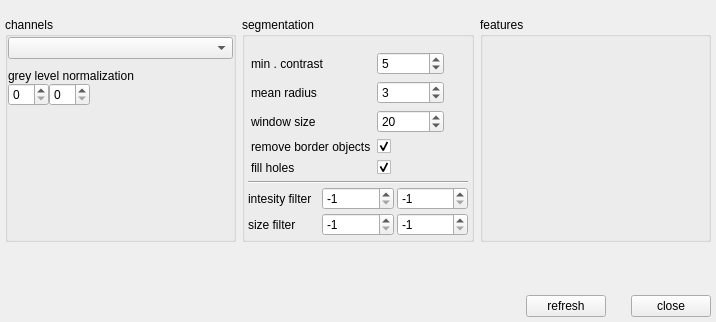
manerotoni/afw, file af/gui/segmentationdlg.ui: the form before one commit.
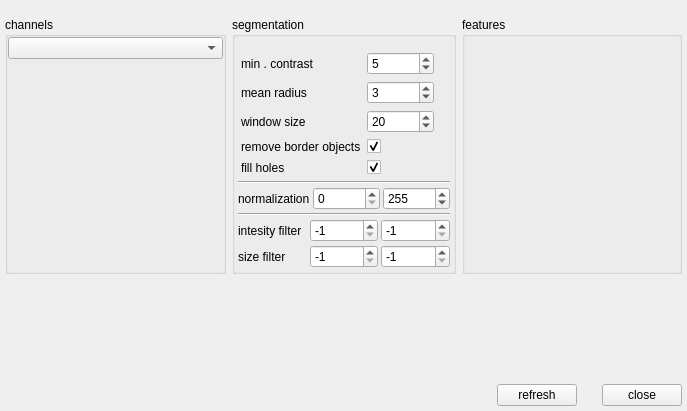
The form after the commit. Custom widgets are drawn as their Qt base class.

Commit message: image normalization added

```diff
--- a/af/gui/segmentationdlg.ui
+++ b/af/gui/segmentationdlg.ui
@@ -6,8 +6,8 @@
    <rect>
     <x>0</x>
     <y>0</y>
-    <width>716</width>
-    <height>322</height>
+    <width>687</width>
+    <height>411</height>
    </rect>
   </property>
   <property name="windowTitle">
@@ -36,7 +36,7 @@
        <property name="checkable">
         <bool>false</bool>
        </property>
-       <layout class="QVBoxLayout" name="verticalLayout_3" stretch="0,0,0">
+       <layout class="QVBoxLayout" name="verticalLayout_3" stretch="0,0,0,0,0">
         <property name="spacing">
          <number>3</number>
         </property>
@@ -66,14 +66,14 @@
           <property name="margin">
            <number>3</number>
           </property>
-          <item row="0" column="0">
+          <item row="1" column="0">
            <widget class="QLabel" name="contrastLabel">
             <property name="text">
              <string>min . contrast</string>
             </property>
            </widget>
           </item>
-          <item row="0" column="1">
+          <item row="1" column="1">
            <widget class="QSpinBox" name="minContrast">
             <property name="sizePolicy">
              <sizepolicy hsizetype="Maximum" vsizetype="Fixed">
@@ -89,14 +89,14 @@
             </property>
            </widget>
           </item>
-          <item row="1" column="0">
+          <item row="2" column="0">
            <widget class="QLabel" name="radiusLabel">
             <property name="text">
              <string>mean radius</string>
             </property>
            </widget>
           </item>
-          <item row="1" column="1">
+          <item row="2" column="1">
            <widget class="QSpinBox" name="meanRadius">
             <property name="sizePolicy">
              <sizepolicy hsizetype="Maximum" vsizetype="Fixed">
@@ -112,14 +112,14 @@
             </property>
            </widget>
           </item>
-          <item row="2" column="0">
+          <item row="3" column="0">
            <widget class="QLabel" name="windowSizeLabel">
             <property name="text">
              <string>window size</string>
             </property>
            </widget>
           </item>
-          <item row="2" column="1">
+          <item row="3" column="1">
            <widget class="QSpinBox" name="windowSize">
             <property name="sizePolicy">
              <sizepolicy hsizetype="Maximum" vsizetype="Fixed">
@@ -135,14 +135,14 @@
             </property>
            </widget>
           </item>
-          <item row="3" column="0">
+          <item row="4" column="0">
            <widget class="QLabel" name="robLabel">
             <property name="text">
              <string>remove border objects</string>
             </property>
            </widget>
           </item>
-          <item row="3" column="1">
+          <item row="4" column="1">
            <widget class="QCheckBox" name="removeBorderObjects">
             <property name="text">
              <string/>
@@ -152,14 +152,14 @@
             </property>
            </widget>
           </item>
-          <item row="4" column="0">
+          <item row="5" column="0">
            <widget class="QLabel" name="fillHolesLabel">
             <property name="text">
              <string>fill holes</string>
             </property>
            </widget>
           </item>
-          <item row="4" column="1">
+          <item row="5" column="1">
            <widget class="QCheckBox" name="fillHoles">
             <property name="text">
              <string/>
@@ -181,22 +181,73 @@
         <item>
          <layout class="QGridLayout" name="gridLayout">
           <item row="0" column="1">
-           <widget class="QSpinBox" name="intensityMin">
-            <property name="toolTip">
-             <string>&lt;html&gt;&lt;head/&gt;&lt;body&gt;&lt;p&gt;-1 turns off the setting&lt;/p&gt;&lt;/body&gt;&lt;/html&gt;</string>
-            </property>
-            <property name="minimum">
-             <number>-1</number>
-            </property>
+           <widget class="QSpinBox" name="normMin">
             <property name="maximum">
-             <number>100000</number>
+             <number>999999999</number>
             </property>
-            <property name="value">
-             <number>-1</number>
+           </widget>
+          </item>
+          <item row="0" column="0">
+           <widget class="QLabel" name="normLabel">
+            <property name="text">
+             <string>normalization</string>
             </property>
            </widget>
           </item>
           <item row="0" column="2">
+           <widget class="QSpinBox" name="normMax">
+            <property name="maximum">
+             <number>999999999</number>
+            </property>
+            <property name="value">
+             <number>255</number>
+            </property>
+           </widget>
+          </item>
+         </layout>
+        </item>
+        <item>
+         <widget class="Line" name="line_2">
+          <property name="orientation">
+           <enum>Qt::Horizontal</enum>
+          </property>
+         </widget>
+        </item>
+        <item>
+         <layout class="QGridLayout" name="filterBox">
+          <item row="2" column="2">
+           <widget class="QSpinBox" name="sizeMax">
+            <property name="toolTip">
+             <string>&lt;html&gt;&lt;head/&gt;&lt;body&gt;&lt;p&gt;-1 turns off the setting&lt;/p&gt;&lt;/body&gt;&lt;/html&gt;</string>
+            </property>
+            <property name="minimum">
+             <number>-1</number>
+            </property>
+            <property name="maximum">
+             <number>100000</number>
+            </property>
+            <property name="value">
+             <number>-1</number>
+            </property>
+           </widget>
+          </item>
+          <item row="1" column="1">
+           <widget class="QSpinBox" name="intensityMin">
+            <property name="toolTip">
+             <string>&lt;html&gt;&lt;head/&gt;&lt;body&gt;&lt;p&gt;-1 turns off the setting&lt;/p&gt;&lt;/body&gt;&lt;/html&gt;</string>
+            </property>
+            <property name="minimum">
+             <number>-1</number>
+            </property>
+            <property name="maximum">
+             <number>100000</number>
+            </property>
+            <property name="value">
+             <number>-1</number>
+            </property>
+           </widget>
+          </item>
+          <item row="1" column="2">
            <widget class="QSpinBox" name="intensityMax">
             <property name="toolTip">
              <string>&lt;html&gt;&lt;head/&gt;&lt;body&gt;&lt;p&gt;-1 turns off the setting&lt;/p&gt;&lt;/body&gt;&lt;/html&gt;</string>
@@ -212,8 +263,8 @@
             </property>
            </widget>
           </item>
-          <item row="0" column="0">
-           <widget class="QLabel" name="label_2">
+          <item row="1" column="0">
+           <widget class="QLabel" name="intesityLabel">
             <property name="toolTip">
              <string>&lt;html&gt;&lt;head/&gt;&lt;body&gt;&lt;p&gt;-1 turns off the setting&lt;/p&gt;&lt;/body&gt;&lt;/html&gt;</string>
             </property>
@@ -222,7 +273,7 @@
             </property>
            </widget>
           </item>
-          <item row="1" column="1">
+          <item row="2" column="1">
            <widget class="QSpinBox" name="sizeMin">
             <property name="toolTip">
              <string>&lt;html&gt;&lt;head/&gt;&lt;body&gt;&lt;p&gt;-1 turns off the setting&lt;/p&gt;&lt;/body&gt;&lt;/html&gt;</string>
@@ -238,24 +289,8 @@
             </property>
            </widget>
           </item>
-          <item row="1" column="2">
-           <widget class="QSpinBox" name="sizeMax">
-            <property name="toolTip">
-             <string>&lt;html&gt;&lt;head/&gt;&lt;body&gt;&lt;p&gt;-1 turns off the setting&lt;/p&gt;&lt;/body&gt;&lt;/html&gt;</string>
-            </property>
-            <property name="minimum">
-             <number>-1</number>
-            </property>
-            <property name="maximum">
-             <number>100000</number>
-            </property>
-            <property name="value">
-             <number>-1</number>
-            </property>
-           </widget>
-          </item>
-          <item row="1" column="0">
-           <widget class="QLabel" name="label">
+          <item row="2" column="0">
+           <widget class="QLabel" name="sizeLabel">
             <property name="toolTip">
              <string>&lt;html&gt;&lt;head/&gt;&lt;body&gt;&lt;p&gt;-1 turns off the setting&lt;/p&gt;&lt;/body&gt;&lt;/html&gt;</string>
             </property>
@@ -297,42 +332,6 @@
         <item>
          <widget class="QComboBox" name="pchannel"/>
         </item>
-        <item>
-         <spacer name="verticalSpacer">
-          <property name="orientation">
-           <enum>Qt::Vertical</enum>
-          </property>
-          <property name="sizeType">
-           <enum>QSizePolicy::Fixed</enum>
-          </property>
-          <property name="sizeHint" stdset="0">
-           <size>
-            <width>20</width>
-            <height>10</height>
-           </size>
-          </property>
-         </spacer>
-        </item>
-        <item>
-         <widget class="QLabel" name="label_3">
-          <property name="text">
-           <string>grey level normalization</string>
-          </property>
-         </widget>
-        </item>
-        <item>
-         <layout class="QFormLayout" name="formLayout">
-          <property name="fieldGrowthPolicy">
-           <enum>QFormLayout::FieldsStayAtSizeHint</enum>
-          </property>
-          <item row="0" column="0">
-           <widget class="QSpinBox" name="spinBox_2"/>
-          </item>
-          <item row="0" column="1">
-           <widget class="QSpinBox" name="spinBox"/>
-          </item>
-         </layout>
-        </item>
         <item>
          <spacer name="vspacer_2">
           <property name="orientation">
```
Left out of the diff: 2 changed lines with no effect on the pictures. The commit also changes 4 other files.
